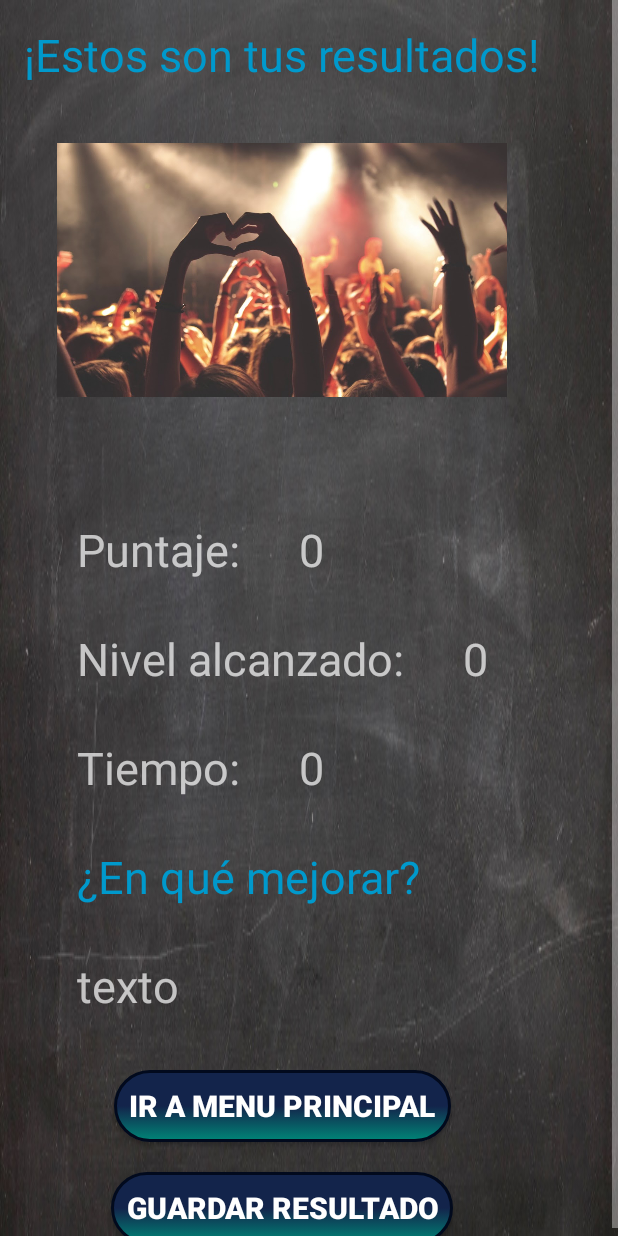
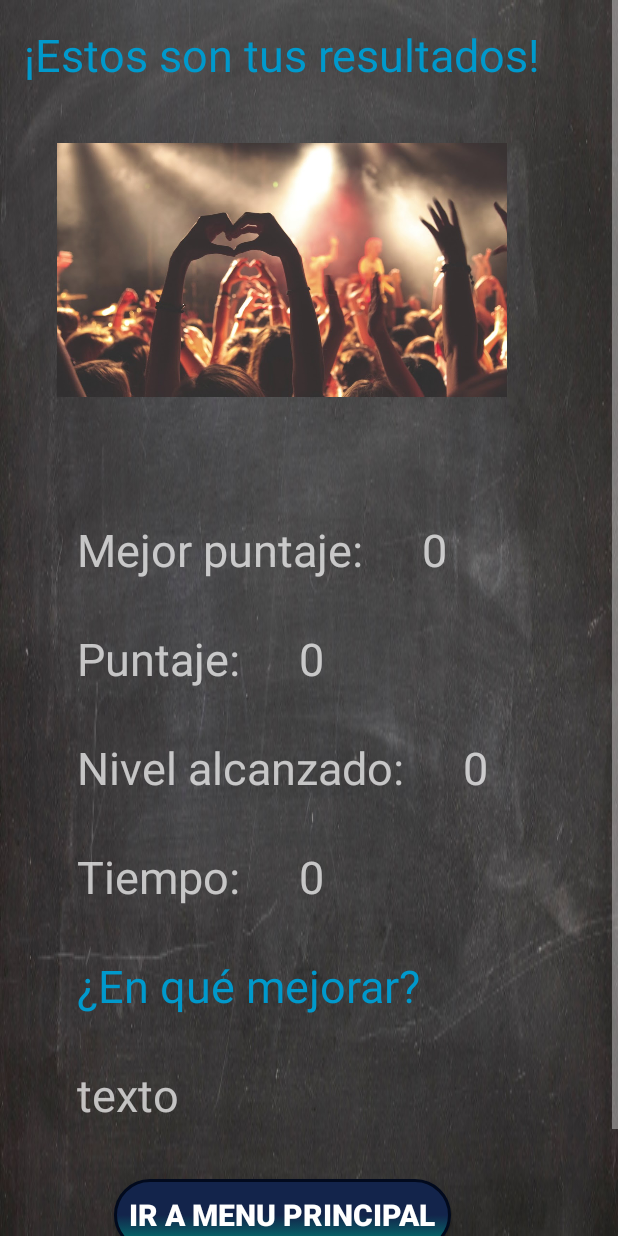
Before and after one commit to DiegoSalas27/SortingAlgorithms, an Android app: the layout activity_result.xml on its own in the app's theme, with its tools: preview values and no code run, on a phone screen of 412 x 824 dp. Run offline under Robolectric (Android 15) with nearby library versions, the phone set to English and light mode, and no system bars; Roboto replaces fonts that are not available here.

Commit message:
almost done

```diff
--- a/app/build.gradle
+++ b/app/build.gradle
@@ -38,7 +38,7 @@ dependencies {
     })
     compile 'com.amitshekhar.android:android-networking:1.0.2'
     compile 'com.amitshekhar.android:jackson-android-networking:1.0.2'
-    compile 'com.github.satyan:sugar:1.3'
+    compile 'com.github.satyan:sugar:1.5'
     testCompile 'junit:junit:4.12'
     compile 'com.android.support:recyclerview-v7:27.1.1'
     compile 'com.android.support:cardview-v7:27.1.1'
--- a/app/src/main/AndroidManifest.xml
+++ b/app/src/main/AndroidManifest.xml
@@ -20,7 +20,6 @@
         tools:replace="android:icon">
         <activity
             android:name=".activities.ResultActivity"
-            android:label="@string/title_activity_result"
             android:theme="@android:style/Theme.Dialog"/>
         <activity
             android:name=".activities.SavedActivity"
@@ -32,7 +31,7 @@
             android:value="sorting_algorithms.db" />
         <meta-data
             android:name="VERSION"
-            android:value="1" />
+            android:value="2" />
         <meta-data
             android:name="QUERY_LOG"
             android:value="true" />
--- a/app/src/main/java/com/example/android/sortingalgorithms/models/Resultado.java
+++ b/app/src/main/java/com/example/android/sortingalgorithms/models/Resultado.java
@@ -14,6 +14,7 @@ public class Resultado extends SugarRecord {
         this.nivel = nivel;
         this.tiempo = tiempo;
         this.fecha = fecha;
+        this.user = user;
     }
 
     public Integer getPuntaje() {
--- a/app/src/main/res/layout/activity_result.xml
+++ b/app/src/main/res/layout/activity_result.xml
@@ -34,8 +34,27 @@
                 android:layout_centerInParent="true"
                 android:layout_width="wrap_content"
                 android:layout_height="wrap_content">
+
+                <TextView
+                    android:id="@+id/tvPuntaMejor"
+                    android:layout_width="wrap_content"
+                    android:layout_height="wrap_content"
+                    android:layout_margin="16dp"
+                    android:textSize="30sp"
+                    android:text="Mejor puntaje: "/>
+
+                <TextView
+                    android:id="@+id/tvPuntajeMejor"
+                    android:layout_toRightOf="@id/tvPuntaMejor"
+                    android:layout_width="wrap_content"
+                    android:layout_height="wrap_content"
+                    android:layout_margin="16dp"
+                    android:textSize="30sp"
+                    android:text="0"/>
+
                 <TextView
                     android:id="@+id/tvPunta"
+                    android:layout_below="@+id/tvPuntajeMejor"
                     android:layout_width="wrap_content"
                     android:layout_height="wrap_content"
                     android:layout_margin="16dp"
@@ -45,6 +64,7 @@
                 <TextView
                     android:id="@+id/tvPuntaje"
                     android:layout_toRightOf="@id/tvPunta"
+                    android:layout_below="@+id/tvPuntajeMejor"
                     android:layout_width="wrap_content"
                     android:layout_height="wrap_content"
                     android:layout_margin="16dp"
```
Also changed, not shown: app/src/main/java/com/example/android/sortingalgorithms/activities/MainActivity.java (+21 -15 lines), app/src/main/java/com/example/android/sortingalgorithms/activities/ResultActivity.java (+65 -19 lines).
